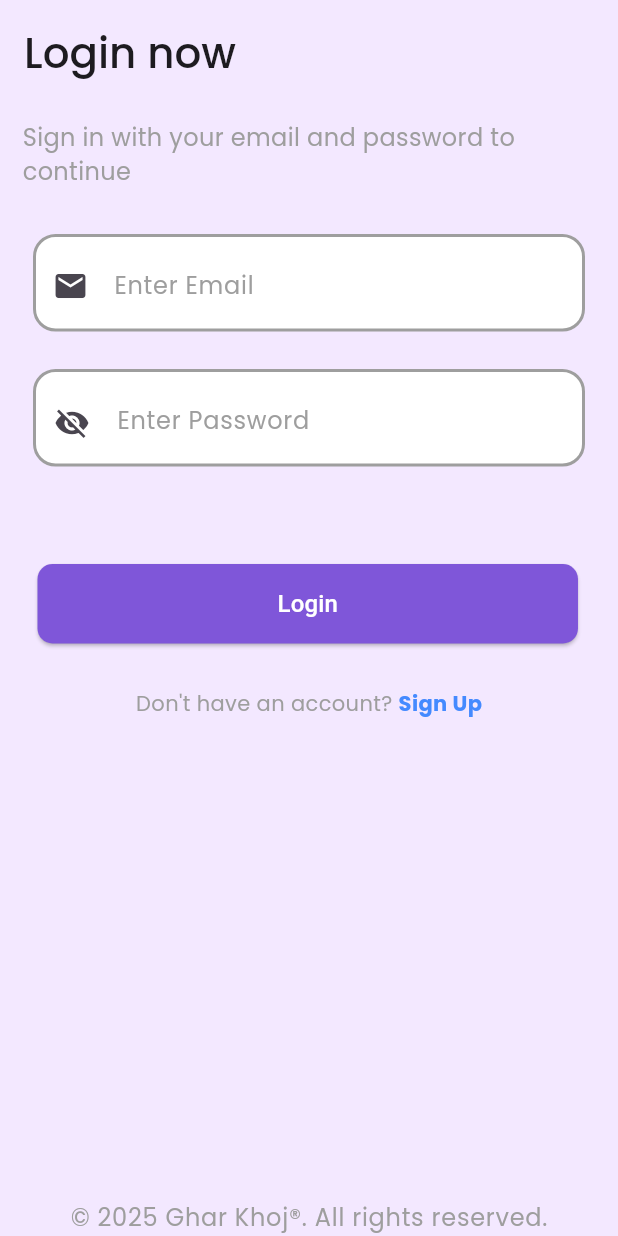
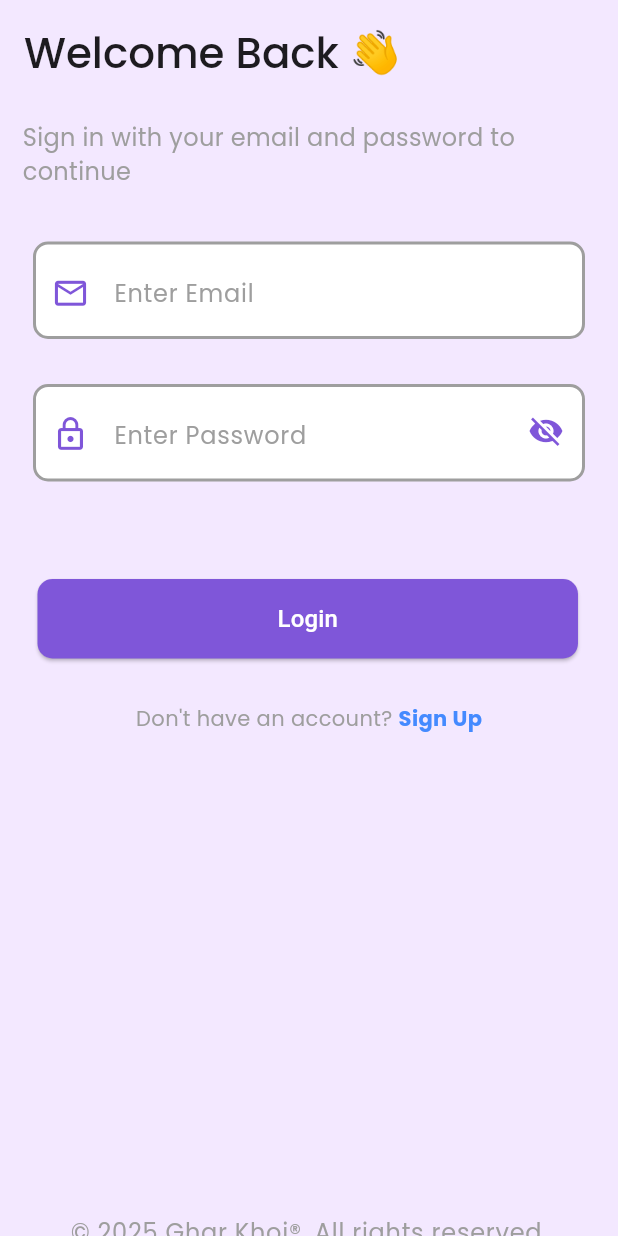
Before and after one commit to Pratik-Kattel/Ghar-khoj, a Flutter app: the screen it shows after launch, after a tap on "Skip", on a phone screen of 412 x 824 dp. Run offline on Flutter 3.47's test engine with Material 3 defaults, Android fonts, the phone set to English and light mode, and no system bars; our stand-ins replace animated_splash_screen, dio, equatable, flutter_bloc, google_fonts, lottie and 1 more.

```diff
--- /dev/null
+++ b/frontend/devtools_options.yaml
@@ -0,0 +1,3 @@
+description: This file stores settings for Dart & Flutter DevTools.
+documentation: https://docs.flutter.dev/tools/devtools/extensions#configure-extension-enablement-states
+extensions:
--- a/frontend/lib/constants/api_endpoints.dart
+++ b/frontend/lib/constants/api_endpoints.dart
@@ -1,4 +1,5 @@
 class ApiEndpoints{
   static final String baseUrl="http://10.0.2.2:5000/api/gharKhoj";
   static  String login="$baseUrl/loginUser";
+  static String register="$baseUrl/registerUser";
 }
--- a/frontend/lib/features/Boarding/screens/boarding_screen.dart
+++ b/frontend/lib/features/Boarding/screens/boarding_screen.dart
@@ -98,7 +98,8 @@ class BoardingScreenState extends State<BoardingScreen> {
                       _onNext();
                     },
                     child: Text(
-                      "Next",
+                      currentIndex <pages.length-1? "Next"
+            : "Finish",
                       style: TextStyle(color: AppColors.primary, fontSize: 17),
                     ),
                   ),
--- a/frontend/lib/features/auth/Repository/login/login_repo.dart
+++ b/frontend/lib/features/auth/Repository/login/login_repo.dart
@@ -2,9 +2,9 @@ import 'package:frontend/services/api_clients.dart';
 import 'package:frontend/constants/api_endpoints.dart';
 import '../../models/login/login_response_model.dart';
 
-class AuthRepository{
+class LoginRepository{
   final ApiClient apiClient;
-  AuthRepository({required this.apiClient});
+  LoginRepository({required this.apiClient});
 
   Future<LoginResponse> login(String email,String password) async{
     final res=await apiClient.post(ApiEndpoints.login, {
--- a/frontend/lib/features/auth/bloc/login/login_bloc.dart
+++ b/frontend/lib/features/auth/bloc/login/login_bloc.dart
@@ -4,7 +4,7 @@ import '../login/login_state.dart';
 import '../../Repository/login/login_repo.dart';
 
 class LoginBloc extends Bloc<LoginEvent, LoginState> {
-  final AuthRepository repository;
+  final LoginRepository repository;
 
   LoginBloc({required this.repository}) : super(const LoginState()) {
     on<EmailChanged>((event, emit) {
--- a/frontend/lib/features/auth/screens/login/login_screen.dart
+++ b/frontend/lib/features/auth/screens/login/login_screen.dart
@@ -35,7 +35,7 @@ class _LoginScreenState extends State<LoginScreen> {
     return Scaffold(
       appBar: AppBar(
         automaticallyImplyLeading: false,
-        title: const Text("Login now"),
+        title: const Text("Welcome Back 👋"),
         elevation: 0,
         toolbarHeight: 70,
         backgroundColor: Colors.transparent,
@@ -86,7 +86,7 @@ class _LoginScreenState extends State<LoginScreen> {
                       style: TextStyle(fontSize: 16),
                     ),
                   ),
-                  const SizedBox(height: 30),
+                  const SizedBox(height: 35),
 
                   // Email field
                   Padding(
@@ -103,7 +103,7 @@ class _LoginScreenState extends State<LoginScreen> {
                                 : AppColors.grey),
                       focus: emailFocus,
                       controller: emailController,
-                      iconData: const Icon(Icons.email),
+                      iconData: const Icon(Icons.email_outlined,color:AppColors.primary,size: 25,),
                       errorMessage: state.emailError, Validator: (value) {
                         if(value==null || value.isEmpty){
                           return "Email should not be empty";
@@ -114,7 +114,7 @@ class _LoginScreenState extends State<LoginScreen> {
                     },
                     ),
                   ),
-                  const SizedBox(height: 25),
+                  const SizedBox(height: 30),
 
                   // Password field
                   Padding(
@@ -131,7 +131,11 @@ class _LoginScreenState extends State<LoginScreen> {
                                 : AppColors.grey),
                       focus: passwordFocus,
                       controller: passwordController,
-                      iconData: IconButton(
+                      iconData: Icon(Icons.lock_outline,color: AppColors.primary,size: 25,),
+                      errorMessage: state.passwordError,
+                      suffixIcon: Padding(padding: EdgeInsetsGeometry.only(top: 5),child:
+                        IconButton(
+                          color: AppColors.primary,
                         onPressed: () {
                           setState(() {
                             isPasswordVisible = !isPasswordVisible;
@@ -141,7 +145,7 @@ class _LoginScreenState extends State<LoginScreen> {
                             ? Icon(Icons.visibility)
                             : Icon(Icons.visibility_off),
                       ),
-                      errorMessage: state.passwordError,
+                      ),
                       obSecureText: !isPasswordVisible,
                       Validator: (value){
                         if(value.isEmpty || value==null){
--- a/frontend/lib/main.dart
+++ b/frontend/lib/main.dart
@@ -10,29 +10,28 @@ import './features/auth/Repository/login/login_repo.dart';
 
 void main() {
   final apiClient = ApiClient(baseUrl: ApiEndpoints.baseUrl);
-  final authRepo = AuthRepository(apiClient: apiClient);
+  final LoginRepo = LoginRepository(apiClient: apiClient);
 
   runApp(
     MultiBlocProvider(
       providers: [
-        BlocProvider(
-          create: (_) => LoginBloc(repository: authRepo),
-        )
+        BlocProvider(create: (_) => LoginBloc(repository: LoginRepo)),
       ],
       child: const myApp(),
     ),
   );
 }
 
-class myApp extends StatelessWidget{
+class myApp extends StatelessWidget {
   const myApp({super.key});
+
   @override
-  Widget build(BuildContext context){
+  Widget build(BuildContext context) {
     return MaterialApp(
       debugShowCheckedModeBanner: false,
       theme: AppThemes.purpleTheme,
       routes: AppRoutes.routes,
-      home: SplashScreen()
+      home: SplashScreen(),
     );
   }
 }
--- a/frontend/lib/widgets/custom_textfield.dart
+++ b/frontend/lib/widgets/custom_textfield.dart
@@ -14,12 +14,13 @@ class CustomTextField {
     required double contentPadding,
     required double iconPadding,
     required FormFieldValidator Validator,
+    Widget? suffixIcon
   }) {
     return Container(
       margin: EdgeInsetsGeometry.symmetric(horizontal: 10),
       decoration: BoxDecoration(
         border: BoxBorder.all(color: borderColor, width: 2),
-        borderRadius: BorderRadius.all(Radius.circular(15)),
+        borderRadius: BorderRadius.all(Radius.circular(10)),
         color: Colors.white,
       ),
       height: 65,
@@ -38,6 +39,7 @@ class CustomTextField {
             fontSize: FontSizes.standardUP,
             color: AppColors.grey,
           ),
+          suffixIcon: suffixIcon,
           prefixIcon: Padding(
             padding: EdgeInsetsGeometry.only(right:2,top: iconPadding),
             child: iconData,
```
Also changed, not shown: frontend/lib/features/auth/Repository/signup/signup_repo.dart (added, +19 -0 lines), frontend/lib/features/auth/models/signup/signup_response_model.dart (added, +16 -0 lines), frontend/lib/features/auth/models/signup/user_model.dart (added, +22 -0 lines), frontend/lib/features/auth/screens/signup/register_screen.dart (line endings or trailing spaces).
